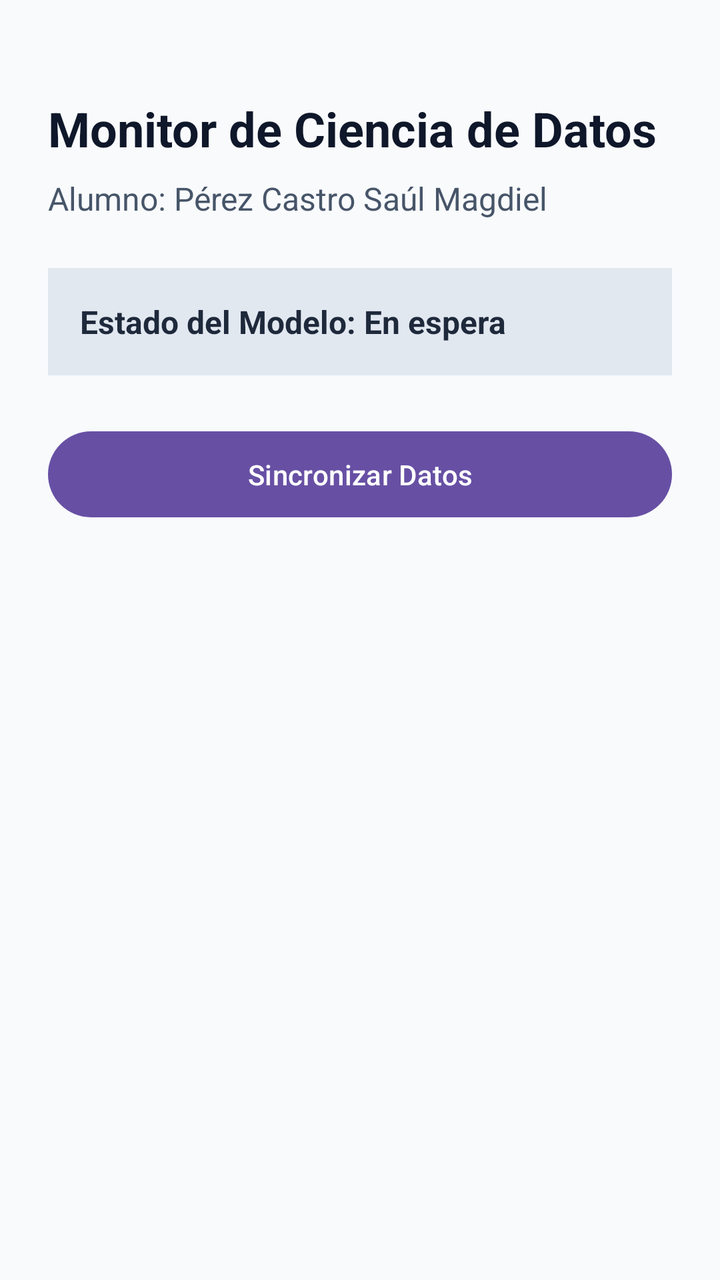
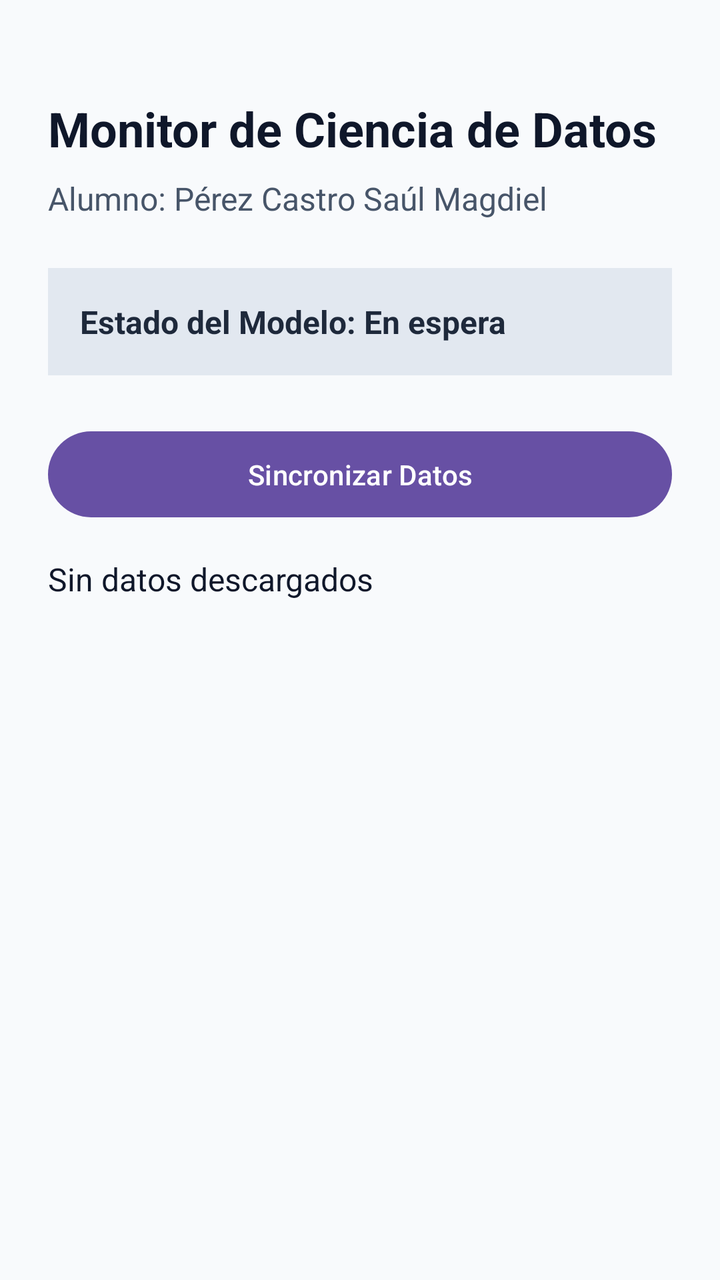

Before-and-after screenshots of an Android layout around one commit, followed by the original layout XML and the change that was made.
<!-- AndroidManifest.xml: application theme Theme.AnaliticaMovilApp -->
<!-- res/layout/activity_main.xml -->
<?xml version="1.0" encoding="utf-8"?>
<LinearLayout xmlns:android="http://schemas.android.com/apk/res/android"
    android:id="@+id/main"
    android:layout_width="match_parent"
    android:layout_height="match_parent"
    android:orientation="vertical"
    android:padding="24dp"
    android:background="#F8FAFC">

    
    <TextView
        android:layout_width="match_parent"
        android:layout_height="wrap_content"
        android:text="@string/titulo_panel"
        android:textSize="24sp"
        android:textStyle="bold"
        android:textColor="#0F172A"
        android:layout_marginTop="24dp"
        android:layout_marginBottom="8dp" />

    
    <TextView
        android:layout_width="match_parent"
        android:layout_height="wrap_content"
        android:text="@string/nombre_alumno"
        android:textSize="16sp"
        android:textColor="#475569"
        android:layout_marginBottom="24dp" />

    
    <LinearLayout
        android:layout_width="match_parent"
        android:layout_height="wrap_content"
        android:orientation="vertical"
        android:background="#E2E8F0"
        android:padding="16dp"
        android:layout_marginBottom="24dp">

        <TextView
            android:id="@+id/tvEstadoModelo"
            android:layout_width="match_parent"
            android:layout_height="wrap_content"
            android:text="@string/estado_inicial"
            android:textSize="16sp"
            android:textStyle="bold"
            android:textColor="#1E293B" />
    </LinearLayout>

    
    <Button
        android:id="@+id/btnSincronizar"
        android:layout_width="match_parent"
        android:layout_height="wrap_content"
        android:text="@string/texto_boton"
        android:padding="12dp" />

</LinearLayout>
<!-- resources referenced by this layout -->
<resources>
  <string name="estado_inicial">Estado del Modelo: En espera</string>
  <string name="nombre_alumno">Alumno: Pérez Castro Saúl Magdiel</string>
  <string name="texto_boton">Sincronizar Datos</string>
  <string name="titulo_panel">Monitor de Ciencia de Datos</string>
  <style name="Theme.AnaliticaMovilApp" parent="Base.Theme.AnaliticaMovilApp" />
  <style name="Base.Theme.AnaliticaMovilApp" parent="Theme.Material3.DayNight.NoActionBar">
          
          
      </style>
</resources>

<!-- the commit's change to res/layout/activity_main.xml (unified diff, before → after) -->
@@ -54,4 +54,23 @@
         android:text="@string/texto_boton"
         android:padding="12dp" />
 
+    
+    <ProgressBar
+        android:id="@+id/progressBar"
+        android:layout_width="wrap_content"
+        android:layout_height="wrap_content"
+        android:layout_gravity="center_horizontal"
+        android:layout_marginTop="16dp"
+        android:visibility="gone" />
+
+    
+    <TextView
+        android:id="@+id/tvResultadosApi"
+        android:layout_width="match_parent"
+        android:layout_height="wrap_content"
+        android:layout_marginTop="16dp"
+        android:text="Sin datos descargados"
+        android:textSize="16sp"
+        android:textColor="#0F172A" />
+
 </LinearLayout>
